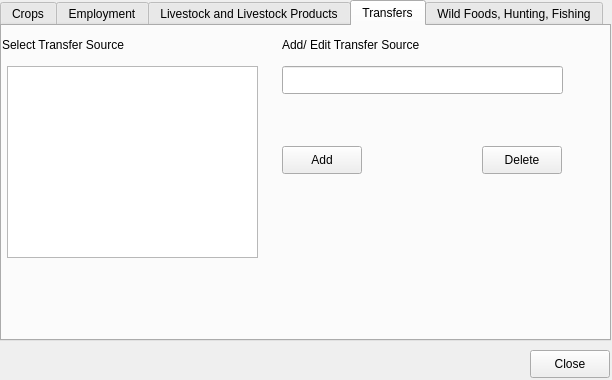
Above: open-ihm/gui/designs/ui_manageincomedetails.ui from snim2mirror/openihm before the change. Below: the same form after it.
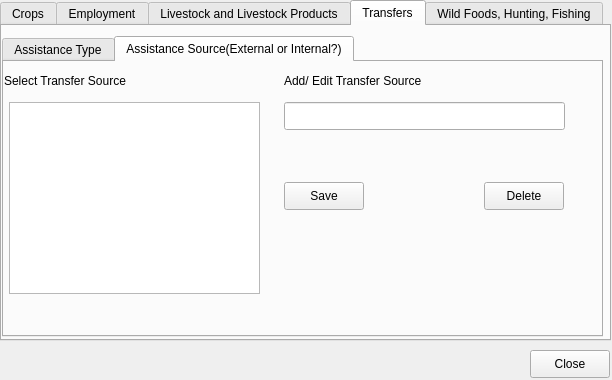
That is the form after the change. The open tabs and pages were chosen to show the change.

Commit message: database, code and interface update for managing transfers. Also code update for buttons to close interface for assets

Diff of the .ui file:
```diff
--- a/open-ihm/gui/designs/ui_manageincomedetails.ui
+++ b/open-ihm/gui/designs/ui_manageincomedetails.ui
@@ -403,77 +403,185 @@
     <attribute name="title">
      <string>Transfers</string>
     </attribute>
-    <widget class="QLabel" name="label_31">
+    <widget class="QTabWidget" name="tabTransferDetails">
      <property name="geometry">
       <rect>
        <x>0</x>
        <y>10</y>
-       <width>221</width>
-       <height>18</height>
+       <width>601</width>
+       <height>301</height>
       </rect>
      </property>
-     <property name="text">
-      <string>Select Transfer Source</string>
+     <property name="currentIndex">
+      <number>0</number>
      </property>
-    </widget>
-    <widget class="QLabel" name="label_32">
-     <property name="geometry">
-      <rect>
-       <x>280</x>
-       <y>10</y>
-       <width>271</width>
-       <height>18</height>
-      </rect>
-     </property>
-     <property name="text">
-      <string>Add/ Edit Transfer Source</string>
-     </property>
-    </widget>
-    <widget class="QPushButton" name="btnTransferSave">
-     <property name="geometry">
-      <rect>
-       <x>280</x>
-       <y>120</y>
-       <width>80</width>
-       <height>28</height>
-      </rect>
-     </property>
-     <property name="text">
-      <string>Add</string>
-     </property>
-    </widget>
-    <widget class="QPushButton" name="btnTransferDelete">
-     <property name="geometry">
-      <rect>
-       <x>480</x>
-       <y>120</y>
-       <width>80</width>
-       <height>28</height>
-      </rect>
-     </property>
-     <property name="text">
-      <string>Delete</string>
-     </property>
-    </widget>
-    <widget class="QLineEdit" name="txtTransferSource">
-     <property name="geometry">
-      <rect>
-       <x>280</x>
-       <y>40</y>
-       <width>281</width>
-       <height>28</height>
-      </rect>
-     </property>
-    </widget>
-    <widget class="QListView" name="transfersListView">
-     <property name="geometry">
-      <rect>
-       <x>5</x>
-       <y>40</y>
-       <width>251</width>
-       <height>192</height>
-      </rect>
-     </property>
+     <widget class="QWidget" name="tab">
+      <attribute name="title">
+       <string>Assistance Type</string>
+      </attribute>
+      <widget class="QLabel" name="label_32">
+       <property name="geometry">
+        <rect>
+         <x>280</x>
+         <y>10</y>
+         <width>271</width>
+         <height>18</height>
+        </rect>
+       </property>
+       <property name="text">
+        <string>Add/ Edit Transfer Type</string>
+       </property>
+      </widget>
+      <widget class="QListView" name="transferTypesListView">
+       <property name="geometry">
+        <rect>
+         <x>5</x>
+         <y>40</y>
+         <width>251</width>
+         <height>192</height>
+        </rect>
+       </property>
+      </widget>
+      <widget class="QPushButton" name="btnTransferTypeDelete">
+       <property name="geometry">
+        <rect>
+         <x>480</x>
+         <y>140</y>
+         <width>80</width>
+         <height>28</height>
+        </rect>
+       </property>
+       <property name="text">
+        <string>Delete</string>
+       </property>
+      </widget>
+      <widget class="QLabel" name="label_31">
+       <property name="geometry">
+        <rect>
+         <x>0</x>
+         <y>10</y>
+         <width>221</width>
+         <height>18</height>
+        </rect>
+       </property>
+       <property name="text">
+        <string>Select Transfer Type</string>
+       </property>
+      </widget>
+      <widget class="QPushButton" name="btnTransferTypeSave">
+       <property name="geometry">
+        <rect>
+         <x>280</x>
+         <y>140</y>
+         <width>80</width>
+         <height>28</height>
+        </rect>
+       </property>
+       <property name="text">
+        <string>Save</string>
+       </property>
+      </widget>
+      <widget class="QLineEdit" name="txtTransferType">
+       <property name="geometry">
+        <rect>
+         <x>280</x>
+         <y>40</y>
+         <width>281</width>
+         <height>28</height>
+        </rect>
+       </property>
+      </widget>
+      <widget class="QLineEdit" name="txtTransferUnitofMeasure">
+       <property name="geometry">
+        <rect>
+         <x>280</x>
+         <y>90</y>
+         <width>281</width>
+         <height>28</height>
+        </rect>
+       </property>
+      </widget>
+     </widget>
+     <widget class="QWidget" name="tab_3">
+      <attribute name="title">
+       <string>Assistance Source(External or Internal?)</string>
+      </attribute>
+      <widget class="QLabel" name="label_35">
+       <property name="geometry">
+        <rect>
+         <x>280</x>
+         <y>10</y>
+         <width>271</width>
+         <height>18</height>
+        </rect>
+       </property>
+       <property name="text">
+        <string>Add/ Edit Transfer Source</string>
+       </property>
+      </widget>
+      <widget class="QListView" name="transferSourcesListView">
+       <property name="geometry">
+        <rect>
+         <x>5</x>
+         <y>40</y>
+         <width>251</width>
+         <height>192</height>
+        </rect>
+       </property>
+      </widget>
+      <widget class="QPushButton" name="btnTransferSourcesDelete">
+       <property name="geometry">
+        <rect>
+         <x>480</x>
+         <y>120</y>
+         <width>80</width>
+         <height>28</height>
+        </rect>
+       </property>
+       <property name="text">
+        <string>Delete</string>
+       </property>
+      </widget>
+      <widget class="QLabel" name="label_36">
+       <property name="geometry">
+        <rect>
+         <x>0</x>
+         <y>10</y>
+         <width>221</width>
+         <height>18</height>
+        </rect>
+       </property>
+       <property name="text">
+        <string>Select Transfer Source</string>
+       </property>
+      </widget>
+      <widget class="QPushButton" name="btnTransferSourcesSave">
+       <property name="geometry">
+        <rect>
+         <x>280</x>
+         <y>120</y>
+         <width>80</width>
+         <height>28</height>
+        </rect>
+       </property>
+       <property name="text">
+        <string>Save</string>
+       </property>
+      </widget>
+      <widget class="QLineEdit" name="txtTransferSources">
+       <property name="geometry">
+        <rect>
+         <x>280</x>
+         <y>40</y>
+         <width>281</width>
+         <height>28</height>
+        </rect>
+       </property>
+       <property name="toolTip">
+        <string>Transfer Source should be 'Internal' or 'External'</string>
+       </property>
+      </widget>
+     </widget>
     </widget>
    </widget>
    <widget class="QWidget" name="tab_2">
```
Left out of the diff: 2 changed lines with no effect on the pictures. The commit also changes 4 other files.
